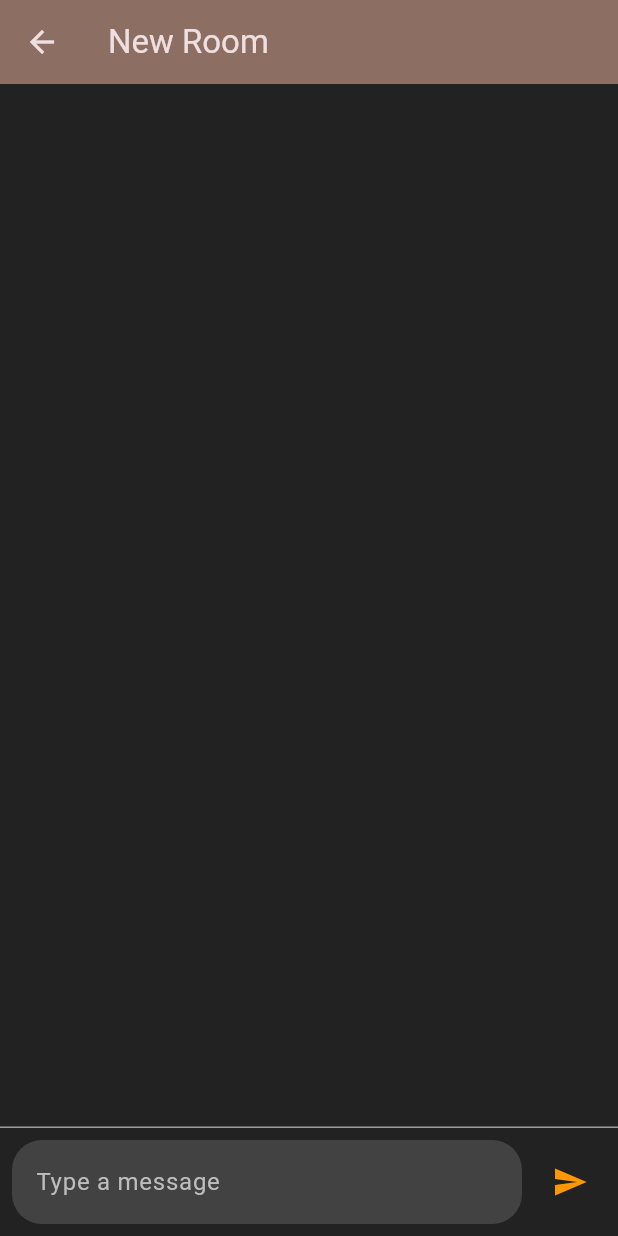
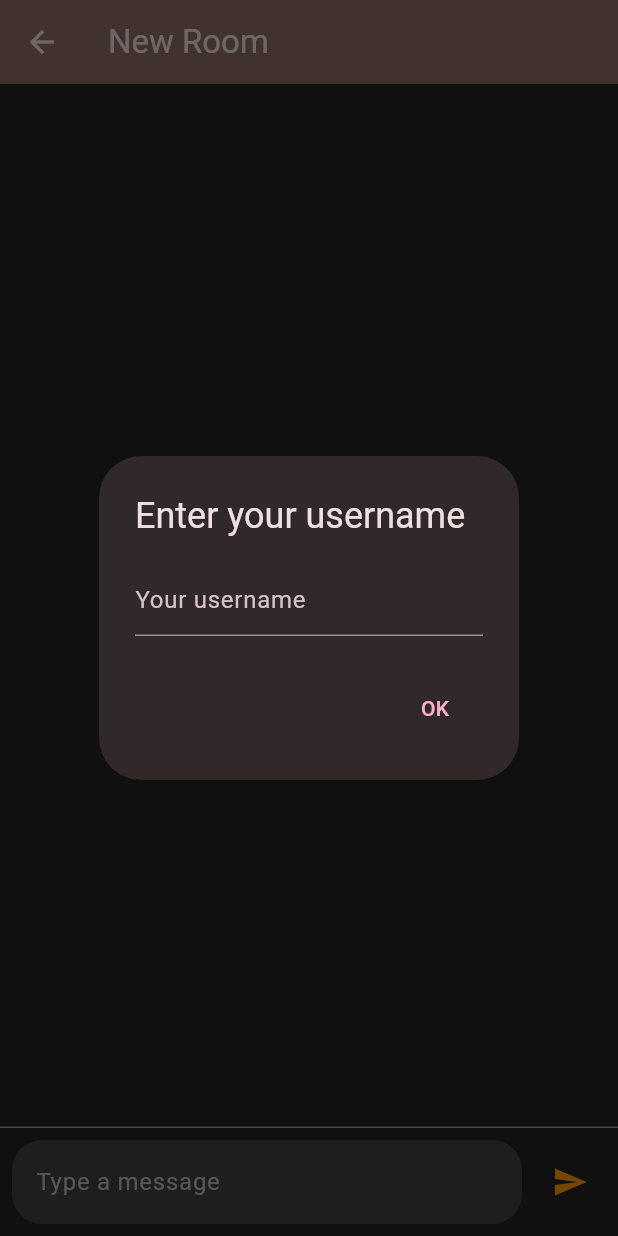
Before and after one commit to Solid9966/FuhrerGame, a Flutter app: the GameRoomPage screen opened directly, after a tap on the "send" icon, on a phone screen of 412 x 824 dp. Run offline on Flutter 3.47's test engine with Material 3 defaults, Android fonts, the phone set to English and light mode, and no system bars; missing offline and left inert: stomp_dart_client.

Commit message:
Username 유저 지정 기능

```diff
--- a/frontend/fuhrer_game/lib/GameRoom.dart
+++ b/frontend/fuhrer_game/lib/GameRoom.dart
@@ -15,11 +15,16 @@ class _GameRoomPageState extends State<GameRoomPage> {
   final TextEditingController _messageController = TextEditingController();
   late WebSocketService _webSocketService; // WebSocketService 필드 정의
   final List<Map<String, dynamic>> _messages = []; // 메시지 리스트
-
+  late String username; // 사용자 이름
 
   @override
   void initState() {
     super.initState();
+    username = ''; // 초기값 설정
+    // 위젯 트리가 빌드된 후에 다이얼로그를 표시
+    WidgetsBinding.instance.addPostFrameCallback((_) {
+      _showUsernameDialog(); // 사용자 이름 입력
+    });
     _webSocketService = WebSocketService();
     _webSocketService.connect((messageData) {
       setState(() {
@@ -34,10 +39,40 @@ class _GameRoomPageState extends State<GameRoomPage> {
     });
   }
 
+  void _showUsernameDialog() {
+    showDialog(
+      context: context,
+      barrierDismissible: false, // 다이얼로그 외부를 눌러 닫을 수 없음
+      builder: (BuildContext context) {
+        final TextEditingController usernameController = TextEditingController();
+        return AlertDialog(
+          title: const Text('Enter your username'),
+          content: TextField(
+            controller: usernameController,
+            decoration: const InputDecoration(hintText: 'Your username'),
+          ),
+          actions: <Widget>[
+            TextButton(
+              onPressed: () {
+                if (usernameController.text.isNotEmpty) {
+                  setState(() {
+                    username = usernameController.text;
+                  });
+                  Navigator.of(context).pop();
+                }
+              },
+              child: const Text('OK'),
+            ),
+          ],
+        );
+      },
+    );
+  }
+
 
   void _sendMessage() {
     if (_messageController.text.isNotEmpty) {
-      final username = "User1"; // 사용자 이름 설정
+      // final username = "User1"; // 사용자 이름 수동 설정 방법
       final content = _messageController.text;
 
       _webSocketService.sendMessage(username, content); // 메시지 전송
```
